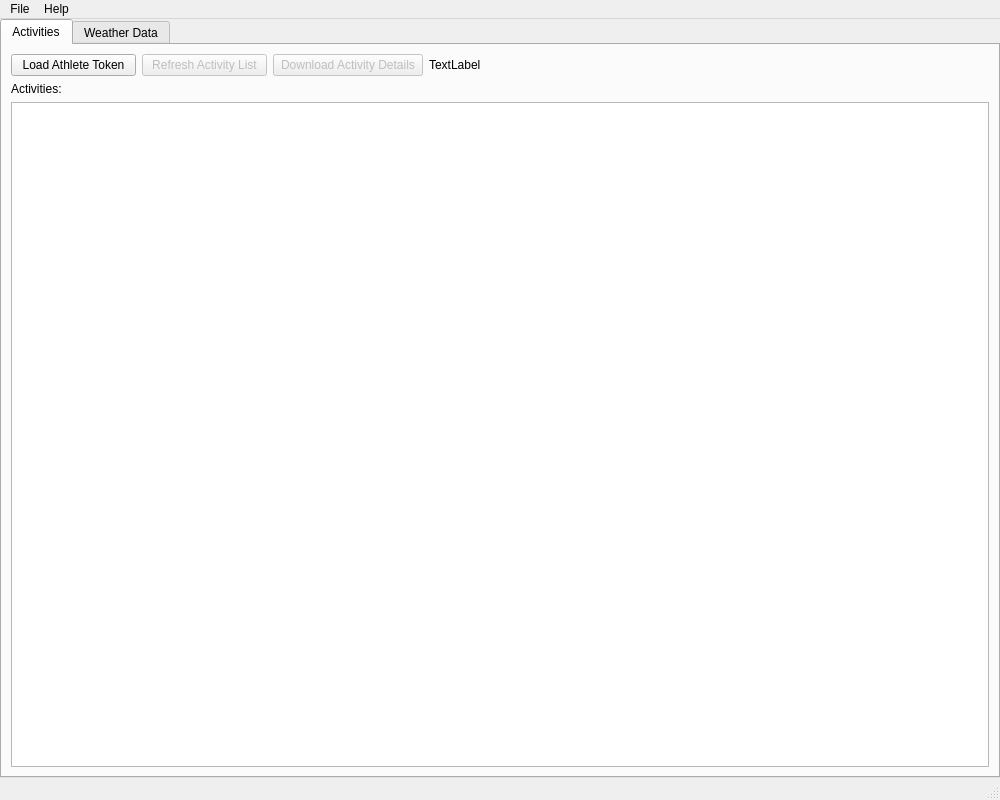
Old version of the form RWgui/src/MainWindow.ui in the repository Jarnovr/RideWeather.
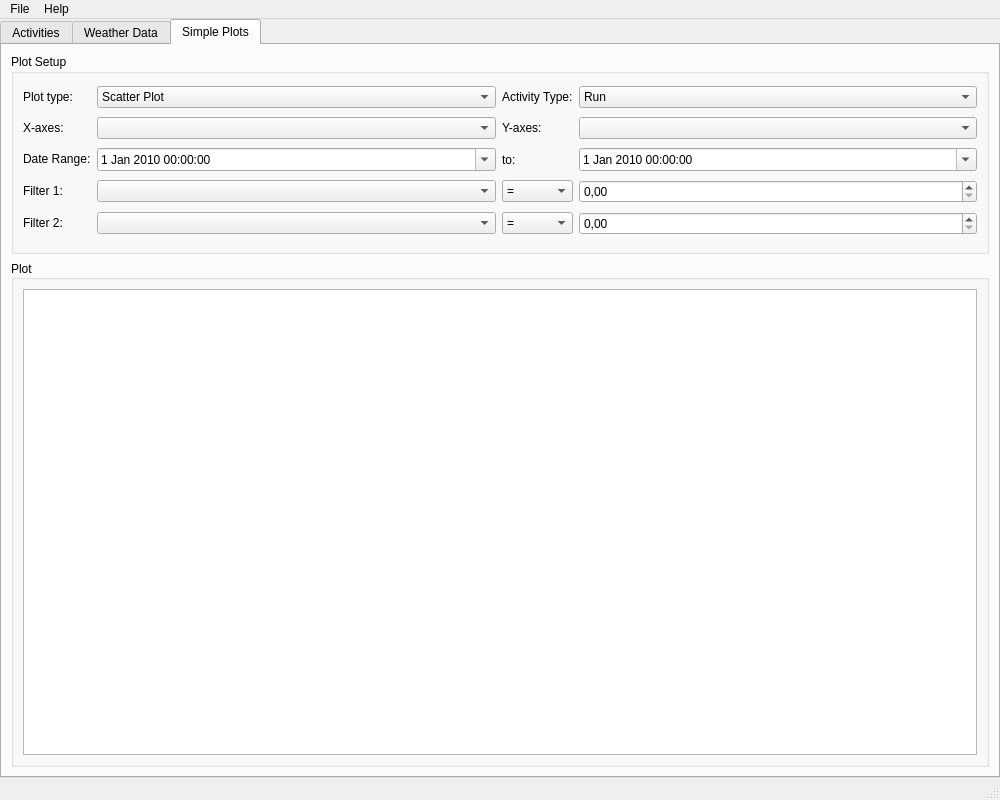
New version of the form. The open tabs and pages were chosen to show the change. Custom widgets are drawn as their Qt base class.

Commit message: add plot tab

Diff of the .ui file:
```diff
--- a/RWgui/src/MainWindow.ui
+++ b/RWgui/src/MainWindow.ui
@@ -23,7 +23,7 @@
    <locale language="English" country="Netherlands"/>
   </property>
   <widget class="QWidget" name="centralwidget">
-   <layout class="QHBoxLayout" name="horizontalLayout">
+   <layout class="QVBoxLayout" name="verticalLayout_2">
     <property name="sizeConstraint">
      <enum>QLayout::SetMinimumSize</enum>
     </property>
@@ -210,6 +210,364 @@
         </property>
        </widget>
       </widget>
+      <widget class="QWidget" name="SimplePlots">
+       <property name="accessibleName">
+        <string>Simple plotting</string>
+       </property>
+       <attribute name="title">
+        <string>Simple Plots</string>
+       </attribute>
+       <attribute name="toolTip">
+        <string>Plot activity property based on simple selection and filter</string>
+       </attribute>
+       <layout class="QVBoxLayout" name="verticalLayout">
+        <item>
+         <widget class="QGroupBox" name="filterBox">
+          <property name="sizePolicy">
+           <sizepolicy hsizetype="Expanding" vsizetype="Preferred">
+            <horstretch>1</horstretch>
+            <verstretch>0</verstretch>
+           </sizepolicy>
+          </property>
+          <property name="minimumSize">
+           <size>
+            <width>0</width>
+            <height>200</height>
+           </size>
+          </property>
+          <property name="title">
+           <string>Plot Setup</string>
+          </property>
+          <layout class="QGridLayout" name="gridLayout_2">
+           <item row="1" column="2">
+            <widget class="QLabel" name="label_4">
+             <property name="sizePolicy">
+              <sizepolicy hsizetype="Fixed" vsizetype="Fixed">
+               <horstretch>0</horstretch>
+               <verstretch>0</verstretch>
+              </sizepolicy>
+             </property>
+             <property name="text">
+              <string>Y-axes:</string>
+             </property>
+            </widget>
+           </item>
+           <item row="2" column="1">
+            <widget class="QDateTimeEdit" name="dte_FromDate">
+             <property name="date">
+              <date>
+               <year>2010</year>
+               <month>1</month>
+               <day>1</day>
+              </date>
+             </property>
+             <property name="minimumDateTime">
+              <datetime>
+               <hour>0</hour>
+               <minute>0</minute>
+               <second>0</second>
+               <year>2000</year>
+               <month>1</month>
+               <day>1</day>
+              </datetime>
+             </property>
+             <property name="calendarPopup">
+              <bool>true</bool>
+             </property>
+             <property name="timeSpec">
+              <enum>Qt::LocalTime</enum>
+             </property>
+            </widget>
+           </item>
+           <item row="2" column="0">
+            <widget class="QLabel" name="label_5">
+             <property name="sizePolicy">
+              <sizepolicy hsizetype="Fixed" vsizetype="Fixed">
+               <horstretch>0</horstretch>
+               <verstretch>0</verstretch>
+              </sizepolicy>
+             </property>
+             <property name="text">
+              <string>Date Range:</string>
+             </property>
+            </widget>
+           </item>
+           <item row="0" column="2">
+            <widget class="QLabel" name="label_7">
+             <property name="sizePolicy">
+              <sizepolicy hsizetype="Fixed" vsizetype="Fixed">
+               <horstretch>0</horstretch>
+               <verstretch>0</verstretch>
+              </sizepolicy>
+             </property>
+             <property name="text">
+              <string>Activity Type:</string>
+             </property>
+            </widget>
+           </item>
+           <item row="3" column="0">
+            <widget class="QLabel" name="label_8">
+             <property name="sizePolicy">
+              <sizepolicy hsizetype="Fixed" vsizetype="Fixed">
+               <horstretch>0</horstretch>
+               <verstretch>0</verstretch>
+              </sizepolicy>
+             </property>
+             <property name="text">
+              <string>Filter 1:</string>
+             </property>
+            </widget>
+           </item>
+           <item row="0" column="1">
+            <widget class="QComboBox" name="cb_PlotType">
+             <property name="maxVisibleItems">
+              <number>20</number>
+             </property>
+             <item>
+              <property name="text">
+               <string>Scatter Plot</string>
+              </property>
+             </item>
+             <item>
+              <property name="text">
+               <string>Line Plot</string>
+              </property>
+             </item>
+             <item>
+              <property name="text">
+               <string>Spline Plot</string>
+              </property>
+             </item>
+             <item>
+              <property name="text">
+               <string>Bar Chart</string>
+              </property>
+             </item>
+             <item>
+              <property name="text">
+               <string>Box Plot</string>
+              </property>
+             </item>
+            </widget>
+           </item>
+           <item row="1" column="0">
+            <widget class="QLabel" name="label_3">
+             <property name="sizePolicy">
+              <sizepolicy hsizetype="Preferred" vsizetype="Fixed">
+               <horstretch>0</horstretch>
+               <verstretch>0</verstretch>
+              </sizepolicy>
+             </property>
+             <property name="text">
+              <string>X-axes:</string>
+             </property>
+            </widget>
+           </item>
+           <item row="1" column="1">
+            <widget class="QComboBox" name="cb_xAxes"/>
+           </item>
+           <item row="2" column="2">
+            <widget class="QLabel" name="label_6">
+             <property name="text">
+              <string>to:</string>
+             </property>
+            </widget>
+           </item>
+           <item row="0" column="3">
+            <widget class="QComboBox" name="cb_activityType">
+             <item>
+              <property name="text">
+               <string>Run</string>
+              </property>
+             </item>
+             <item>
+              <property name="text">
+               <string>Ride</string>
+              </property>
+             </item>
+             <item>
+              <property name="text">
+               <string>Hike</string>
+              </property>
+             </item>
+             <item>
+              <property name="text">
+               <string>Yoga</string>
+              </property>
+             </item>
+             <item>
+              <property name="text">
+               <string>All</string>
+              </property>
+             </item>
+            </widget>
+           </item>
+           <item row="6" column="0">
+            <widget class="QLabel" name="label_9">
+             <property name="sizePolicy">
+              <sizepolicy hsizetype="Fixed" vsizetype="Fixed">
+               <horstretch>0</horstretch>
+               <verstretch>0</verstretch>
+              </sizepolicy>
+             </property>
+             <property name="text">
+              <string>Filter 2:</string>
+             </property>
+            </widget>
+           </item>
+           <item row="1" column="3">
+            <widget class="QComboBox" name="cb_yAxes"/>
+           </item>
+           <item row="3" column="1">
+            <widget class="QComboBox" name="cb_filter1Prop"/>
+           </item>
+           <item row="2" column="3">
+            <widget class="QDateTimeEdit" name="dte_ToDate">
+             <property name="date">
+              <date>
+               <year>2010</year>
+               <month>1</month>
+               <day>1</day>
+              </date>
+             </property>
+             <property name="minimumDateTime">
+              <datetime>
+               <hour>0</hour>
+               <minute>0</minute>
+               <second>0</second>
+               <year>2000</year>
+               <month>1</month>
+               <day>1</day>
+              </datetime>
+             </property>
+             <property name="calendarPopup">
+              <bool>true</bool>
+             </property>
+             <property name="timeSpec">
+              <enum>Qt::LocalTime</enum>
+             </property>
+            </widget>
+           </item>
+           <item row="0" column="0">
+            <widget class="QLabel" name="label_2">
+             <property name="sizePolicy">
+              <sizepolicy hsizetype="Fixed" vsizetype="Fixed">
+               <horstretch>0</horstretch>
+               <verstretch>0</verstretch>
+              </sizepolicy>
+             </property>
+             <property name="text">
+              <string>Plot type:</string>
+             </property>
+            </widget>
+           </item>
+           <item row="3" column="2">
+            <widget class="QComboBox" name="cb_filter1Op">
+             <item>
+              <property name="text">
+               <string>=</string>
+              </property>
+             </item>
+             <item>
+              <property name="text">
+               <string>&lt;=</string>
+              </property>
+             </item>
+             <item>
+              <property name="text">
+               <string>&gt;=</string>
+              </property>
+             </item>
+             <item>
+              <property name="text">
+               <string>!=</string>
+              </property>
+             </item>
+            </widget>
+           </item>
+           <item row="3" column="3">
+            <widget class="QDoubleSpinBox" name="sb_filter1Val">
+             <property name="maximum">
+              <double>999999.989999999990687</double>
+             </property>
+             <property name="stepType">
+              <enum>QAbstractSpinBox::AdaptiveDecimalStepType</enum>
+             </property>
+            </widget>
+           </item>
+           <item row="6" column="1">
+            <widget class="QComboBox" name="cb_filter2Prop"/>
+           </item>
+           <item row="6" column="2">
+            <widget class="QComboBox" name="cb_filter2Op">
+             <item>
+              <property name="text">
+               <string>=</string>
+              </property>
+             </item>
+             <item>
+              <property name="text">
+               <string>&lt;=</string>
+              </property>
+             </item>
+             <item>
+              <property name="text">
+               <string>&gt;=</string>
+              </property>
+             </item>
+             <item>
+              <property name="text">
+               <string>!=</string>
+              </property>
+             </item>
+            </widget>
+           </item>
+           <item row="6" column="3">
+            <widget class="QDoubleSpinBox" name="sb_filter2Val">
+             <property name="maximum">
+              <double>999999.989999999990687</double>
+             </property>
+             <property name="stepType">
+              <enum>QAbstractSpinBox::AdaptiveDecimalStepType</enum>
+             </property>
+            </widget>
+           </item>
+          </layout>
+         </widget>
+        </item>
+        <item>
+         <widget class="QGroupBox" name="PlotBox">
+          <property name="sizePolicy">
+           <sizepolicy hsizetype="Expanding" vsizetype="Expanding">
+            <horstretch>1</horstretch>
+            <verstretch>1</verstretch>
+           </sizepolicy>
+          </property>
+          <property name="title">
+           <string>Plot</string>
+          </property>
+          <property name="alignment">
+           <set>Qt::AlignLeading|Qt::AlignLeft|Qt::AlignVCenter</set>
+          </property>
+          <layout class="QVBoxLayout" name="verticalLayout_3">
+           <item>
+            <widget class="QChartView" name="graphicsView">
+             <property name="sizePolicy">
+              <sizepolicy hsizetype="Expanding" vsizetype="Expanding">
+               <horstretch>1</horstretch>
+               <verstretch>1</verstretch>
+              </sizepolicy>
+             </property>
+             <property name="viewportUpdateMode">
+              <enum>QGraphicsView::BoundingRectViewportUpdate</enum>
+             </property>
+            </widget>
+           </item>
+          </layout>
+         </widget>
+        </item>
+       </layout>
+      </widget>
      </widget>
     </item>
    </layout>
@@ -278,6 +636,34 @@
    </property>
   </action>
  </widget>
+ <customwidgets>
+  <customwidget>
+   <class>QChartView</class>
+   <extends>QGraphicsView</extends>
+   <header location="global">QtCharts</header>
+  </customwidget>
+ </customwidgets>
+ <tabstops>
+  <tabstop>tabWidget</tabstop>
+  <tabstop>btn_Load_Token</tabstop>
+  <tabstop>btn_GetList</tabstop>
+  <tabstop>btn_DownloadDetail</tabstop>
+  <tabstop>tableView_Activities</tabstop>
+  <tabstop>listView</tabstop>
+  <tabstop>cb_PlotType</tabstop>
+  <tabstop>cb_activityType</tabstop>
+  <tabstop>cb_xAxes</tabstop>
+  <tabstop>cb_yAxes</tabstop>
+  <tabstop>dte_FromDate</tabstop>
+  <tabstop>dte_ToDate</tabstop>
+  <tabstop>cb_filter1Prop</tabstop>
+  <tabstop>cb_filter1Op</tabstop>
+  <tabstop>sb_filter1Val</tabstop>
+  <tabstop>cb_filter2Prop</tabstop>
+  <tabstop>cb_filter2Op</tabstop>
+  <tabstop>sb_filter2Val</tabstop>
+  <tabstop>graphicsView</tabstop>
+ </tabstops>
  <resources/>
  <connections/>
 </ui>
```
Left out of the diff: 4 changed lines with no effect on the pictures.
